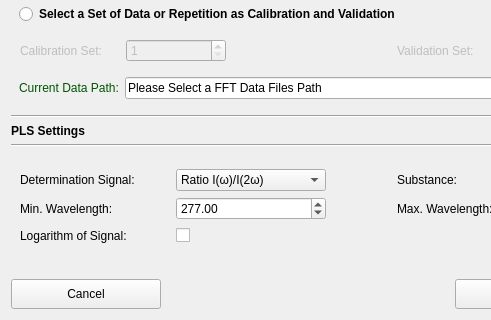
First picture: the form in pol_AnalizeData.ui, repository CesarCarvajal/Oxymetry-Backup-2018, before the edit; both pictures show x 0 to 491 and y 441 to 761 of the 782 by 761 pixel window.
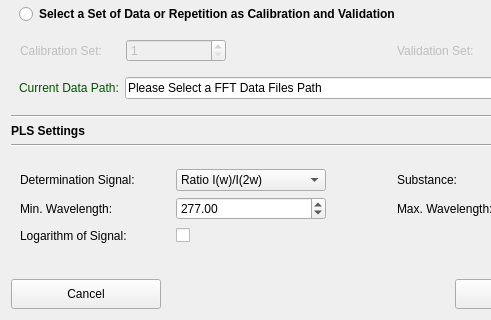
Second picture: the form after the edit. Custom widgets are drawn as their Qt base class.

```diff
--- a/pol_AnalizeData.ui
+++ b/pol_AnalizeData.ui
@@ -1027,7 +1027,7 @@
               </property>
               <item>
                <property name="text">
-                <string>Ratio I(ω)/I(2ω)</string>
+                <string>Ratio I(w)/I(2w)</string>
                </property>
               </item>
               <item>
```
Left out of the diff: 4 changed lines with no effect on the pictures.
